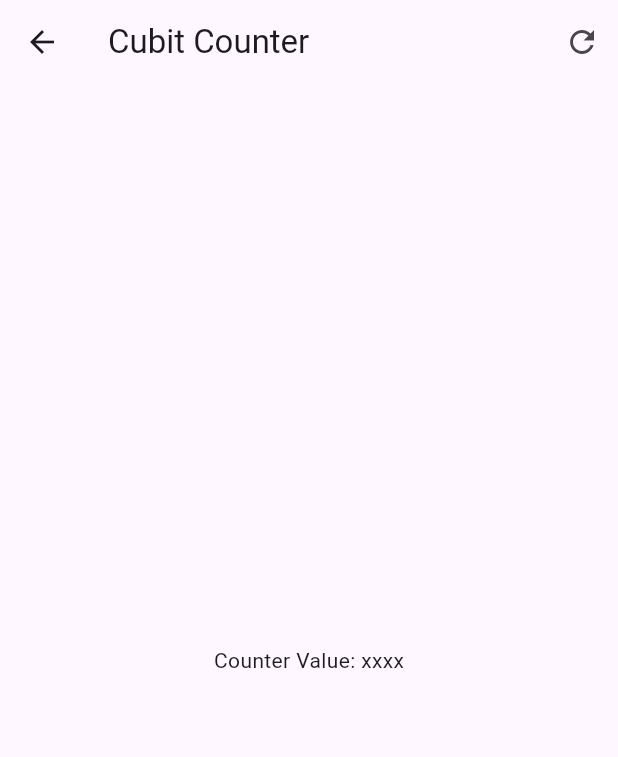
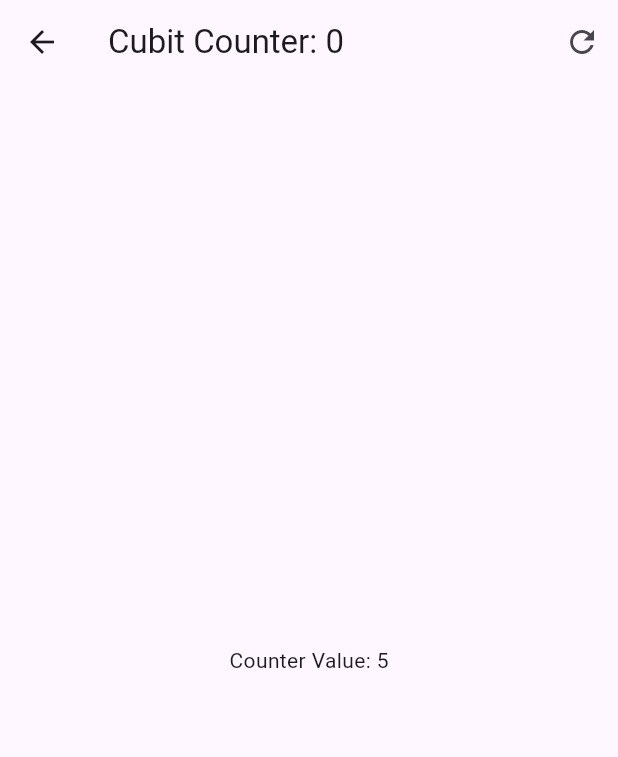
Before and after one commit to ManuViola77/forms_app, a Flutter app: the screen it shows after launch, after a tap on "Cubits", on a phone screen of 412 x 824 dp. Shown: the top 757 px of the screen. Run offline on Flutter 3.47's test engine with Material 3 defaults, Android fonts, the phone set to English and light mode, and no system bars; our stand-ins replace flutter_bloc, go_router.

Commit message:
feat: use the counter cubit with bloc builder

```diff
--- a/lib/presentation/screens/cubit_counter_screen.dart
+++ b/lib/presentation/screens/cubit_counter_screen.dart
@@ -1,18 +1,42 @@
 import 'package:flutter/material.dart';
+import 'package:flutter_bloc/flutter_bloc.dart';
+
+import 'package:forms_app/presentation/blocs/counter_cubit/counter_cubit.dart';
 
 class CubitCounterScreen extends StatelessWidget {
   const CubitCounterScreen({super.key});
 
   @override
   Widget build(BuildContext context) {
+    return BlocProvider(
+      create: (_) => CounterCubit(),
+      child: const _CubitCounterView(),
+    );
+  }
+}
+
+class _CubitCounterView extends StatelessWidget {
+  const _CubitCounterView();
+
+  @override
+  Widget build(BuildContext context) {
+    final counterState = context.watch<CounterCubit>().state;
+
     return Scaffold(
       appBar: AppBar(
-        title: const Text('Cubit Counter'),
+        title: Text('Cubit Counter: ${counterState.transactionCount}'),
         actions: [
           IconButton(onPressed: () {}, icon: Icon(Icons.refresh_outlined)),
         ],
       ),
-      body: Center(child: const Text('Counter Value: xxxx')),
+      body: Center(
+        child: BlocBuilder<CounterCubit, CounterState>(
+          // buildWhen: (previous, current) => previous.counter != current.counter,
+          builder: (context, state) {
+            return Text('Counter Value: ${state.counter}');
+          },
+        ),
+      ),
       floatingActionButton: Column(
         mainAxisAlignment: MainAxisAlignment.end,
         children: [
```
